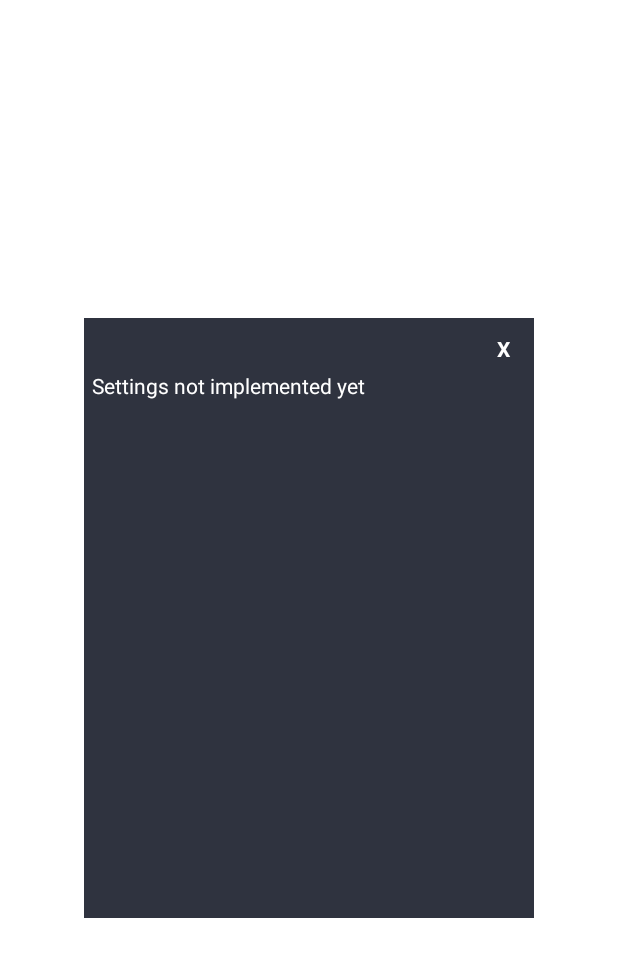
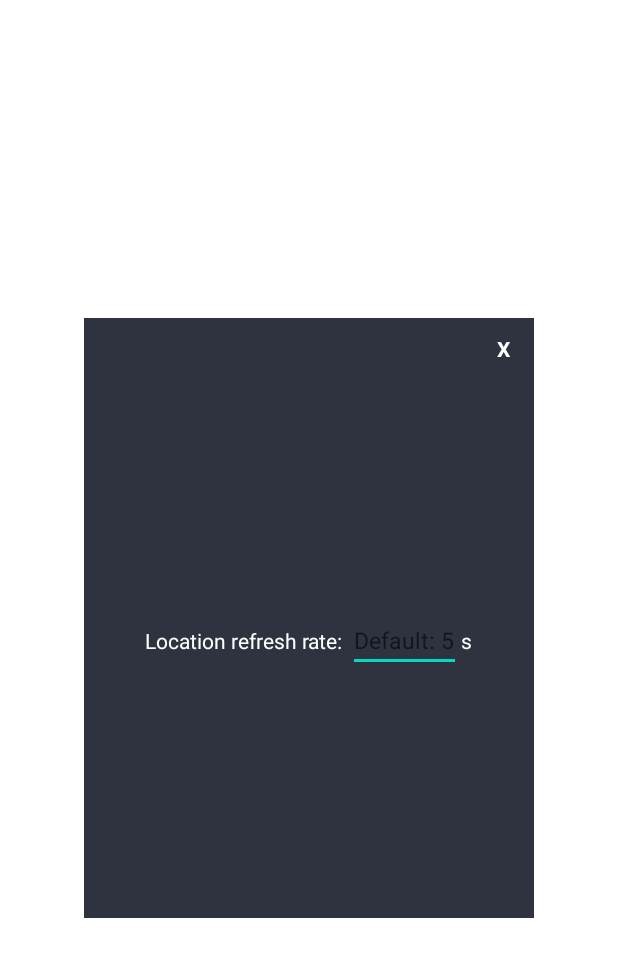
Before and after one commit to SukritJBaruah/Map.Alarm, an Android app: the layout settings_popup.xml on its own in the app's theme, with its tools: preview values and no code run, on a phone screen of 412 x 824 dp. Shown: the top 957 px of the screen. Run offline under Robolectric (Android 15) with nearby library versions, the phone set to English and light mode, and no system bars.

Commit message:
0.98a improvements

```diff
--- a/app/src/main/res/layout/activity_maps.xml
+++ b/app/src/main/res/layout/activity_maps.xml
@@ -5,6 +5,7 @@
     android:layout_width="match_parent"
     android:layout_height="match_parent"
     android:orientation="vertical">
+
 
     <LinearLayout
         android:layout_width="match_parent"
@@ -46,14 +47,15 @@
 
         <Button
             android:onClick="ShowPopUp"
-            android:text="⚙️"
+            android:text="≡"
+            android:textStyle="bold"
+            android:textSize="20dp"
             android:background="@android:color/transparent"
             android:layout_width="30dp"
             android:layout_height="50dp"
             android:layout_marginTop="5dp"
             android:layout_marginRight="10dp"
             android:layout_marginBottom="5dp"
-
             android:gravity="end"
             />
 
--- a/app/src/main/res/layout/settings_popup.xml
+++ b/app/src/main/res/layout/settings_popup.xml
@@ -9,7 +9,7 @@
     android:background="@color/dark">
 
     <TextView
-        android:id="@+id/popupclose"
+        android:id="@+id/popupClose"
         android:layout_width="30dp"
         android:layout_height="30dp"
         android:text="X"
@@ -17,15 +17,33 @@
         android:textStyle="bold"
         android:layout_gravity="end"
         android:gravity="center"/>
+
     <LinearLayout
         android:layout_width="match_parent"
-        android:layout_height="match_parent">
+        android:layout_height="match_parent"
+        android:orientation="horizontal"
+        android:gravity="center"
+        android:layout_gravity="top">
 
         <TextView
-            android:layout_width="match_parent"
-            android:layout_height="match_parent"
-            android:text="Settings not implemented yet"
-            android:textColor="@color/white"/>
+            android:layout_width="wrap_content"
+            android:layout_height="wrap_content"
+            android:text="Location refresh rate: "
+            android:textColor="@color/white" />
+        <EditText
+            android:id="@+id/refTimeLoc"
+            android:inputType="numberDecimal"
+            android:layout_width="75dp"
+            android:layout_height="wrap_content"
+            android:hint="Default: 5"
+            android:textColor="@color/white"
+            android:textSize="15sp"/>
+        <TextView
+            android:layout_width="wrap_content"
+            android:layout_height="wrap_content"
+            android:text="s"
+            android:textColor="@color/white" />
+
     </LinearLayout>
 
 </LinearLayout>
```
Also changed, not shown: app/src/main/java/com/example/mapalarm/LocationService.java (+7 -5 lines), app/src/main/java/com/example/mapalarm/MapsActivity.java (+29 -1 lines).
